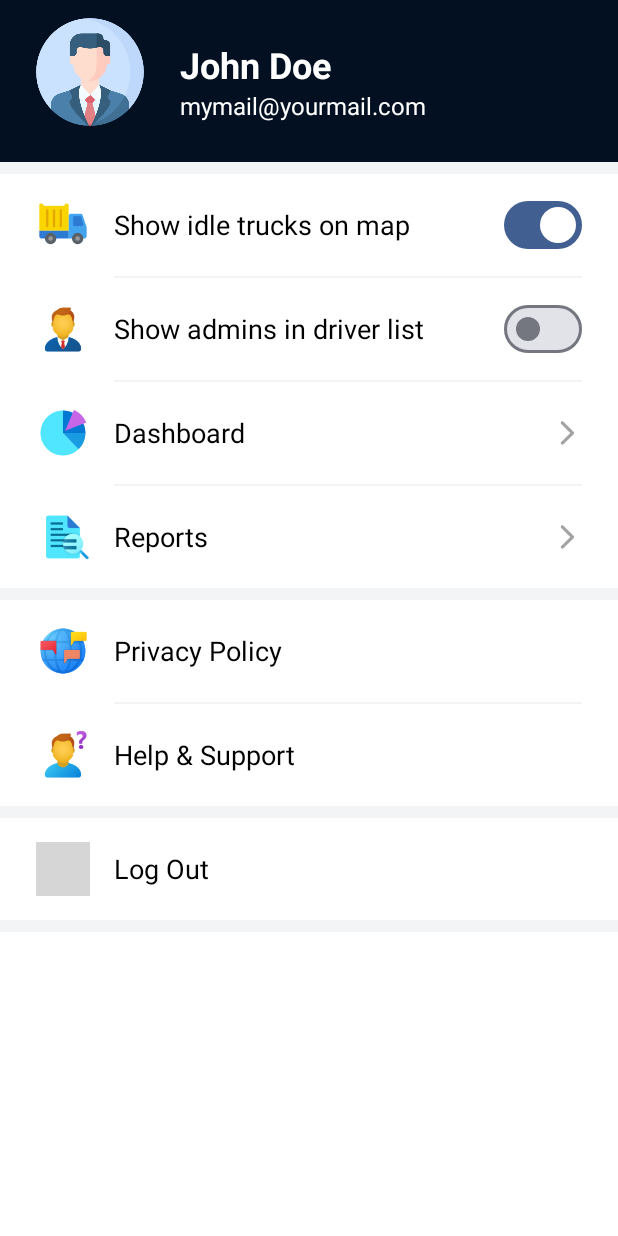
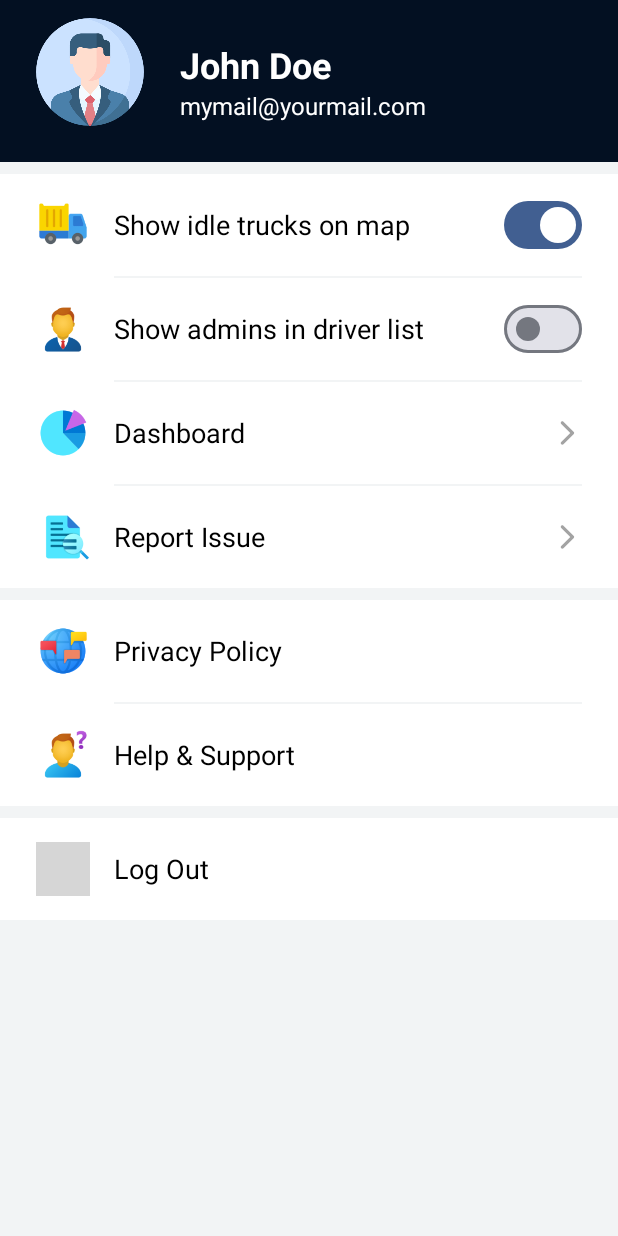
Before and after one commit to Mahmud0808/TruckOrbit, an Android app: the fragment MoreFragment placed in its activity, on a phone screen of 412 x 824 dp. Run offline under Robolectric (Android 15) with nearby library versions, the phone set to English and light mode, and no system bars; our stand-ins replace CircleImageView; 1 statement that could not run was skipped; grey boxes are pictures that could not be loaded.

Commit message:
Add bug report functionality

```diff
--- a/app/src/main/java/com/immon/truckorbit/data/Constants.kt
+++ b/app/src/main/java/com/immon/truckorbit/data/Constants.kt
@@ -3,4 +3,5 @@ package com.immon.truckorbit.data
 object Constants {
     const val TRUCK_DATABASE = "trucks"
     const val USER_DATABASE = "users"
+    const val DEV_MAIL_ADDRESS = "immon15-14662@diu.edu.bd"
 }
--- a/app/src/main/res/layout/fragment_more.xml
+++ b/app/src/main/res/layout/fragment_more.xml
@@ -53,13 +53,13 @@
 
     <androidx.core.widget.NestedScrollView
         android:layout_width="match_parent"
-        android:layout_height="match_parent">
+        android:layout_height="match_parent"
+        android:background="#F2F4F5">
 
         <LinearLayout
             android:layout_width="match_parent"
             android:layout_height="0dp"
             android:layout_weight="1"
-            android:background="#F2F4F5"
             android:orientation="vertical"
             android:paddingVertical="8dp">
 
@@ -156,6 +156,7 @@
                     android:background="#F2F4F5" />
 
                 <LinearLayout
+                    android:id="@+id/dashboard_layout"
                     android:foreground="?android:selectableItemBackground"
                     android:layout_width="match_parent"
                     android:layout_height="wrap_content"
@@ -197,6 +198,7 @@
                     android:background="#F2F4F5" />
 
                 <LinearLayout
+                    android:id="@+id/report_issue_layout"
                     android:foreground="?android:selectableItemBackground"
                     android:layout_width="match_parent"
                     android:layout_height="wrap_content"
@@ -217,7 +219,7 @@
                         android:layout_width="0dp"
                         android:layout_height="wrap_content"
                         android:layout_weight="1"
-                        android:text="Reports"
+                        android:text="Report Issue"
                         android:textColor="@color/black"
                         android:textSize="18sp" />
 
```
Also changed, not shown: app/src/main/java/com/immon/truckorbit/ui/fragments/admin/MoreFragment.kt (+18 -0 lines).
